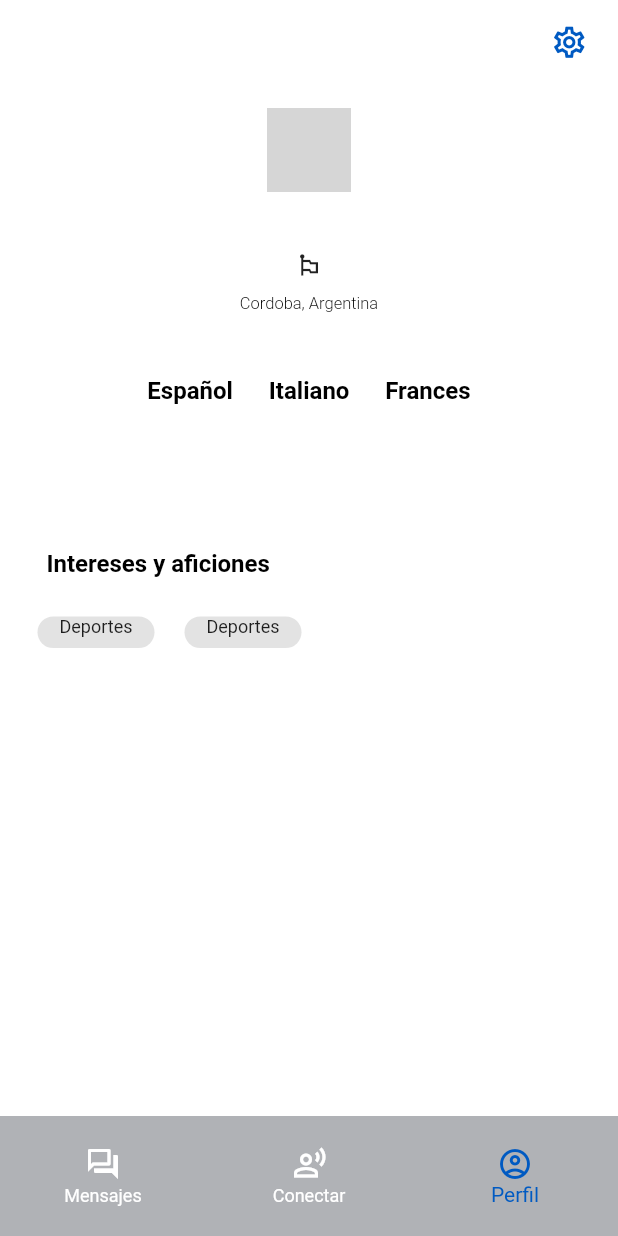
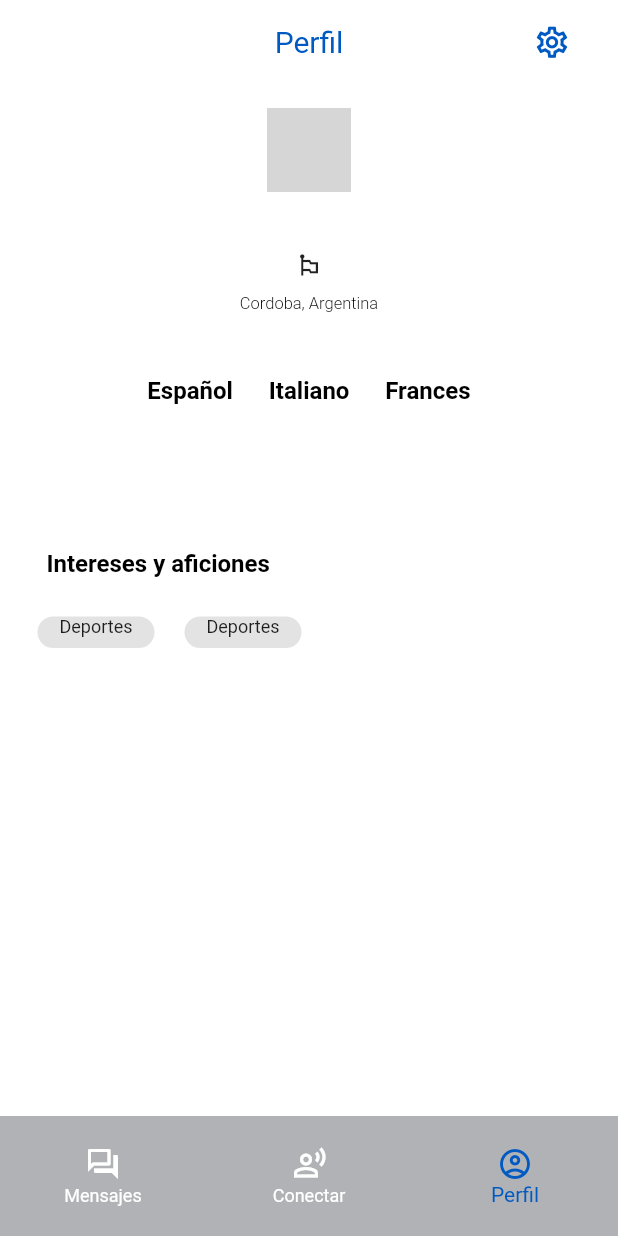
Before and after one commit to No-Country/c9-49-m-flutter, a Flutter app: the HomeScreen screen opened directly with empty values, item 3 of the bottom bar chosen, on a phone screen of 412 x 824 dp. Run offline on Flutter 3.47's test engine with Material 2 defaults, Android fonts, the phone set to English and light mode, and no system bars; our stand-ins replace cloud_firestore, firebase_auth, firebase_core, firebase_storage, flutter_svg, google_sign_in and 1 more; missing offline and left inert: stream_chat_flutter; accounts and stored records are empty; network calls fail; project files that could hold a hidden picture were left out; grey boxes are pictures that could not be loaded.

Commit message:
Move home scaffold to every page

```diff
--- a/lib/screens/Chat/chat_screen.dart
+++ b/lib/screens/Chat/chat_screen.dart
@@ -52,7 +52,22 @@ class _ChannelListPageState extends State<ChannelListPage> {
 
   @override
   Widget build(BuildContext context) {
-    return StreamChannelListView(
+    return Scaffold(
+        appBar: AppBar(
+            leading: const SizedBox(),
+            title: const Text(
+              "Conversaciones",
+              style: TextStyle(
+                  fontSize: 20.0,
+                  fontWeight: FontWeight.w500,
+                  color: Color.fromRGBO(0, 90, 194, 1)),
+            ),
+            centerTitle: true,
+            backgroundColor: Colors.white,
+            elevation: 0),
+        body: Container(
+          color: Colors.white,
+          child: StreamChannelListView(
             controller: _listController,
             itemBuilder: _channelTileBuilder,
             emptyBuilder: _emptyBuilder,
@@ -68,7 +83,8 @@ class _ChannelListPageState extends State<ChannelListPage> {
                 ),
               );
             },
-    );
+          ),
+        ));
   }
 
   Widget _emptyBuilder(BuildContext context) {
--- a/lib/screens/Connect/connect_screen.dart
+++ b/lib/screens/Connect/connect_screen.dart
@@ -63,7 +63,22 @@ class _UserListPageState extends State<UserListPage> {
       ],
     );
 
-    return RefreshIndicator(
+    return Scaffold(
+        appBar: AppBar(
+            leading: const SizedBox(),
+            title: const Text(
+              "Buscar compañeros",
+              style: TextStyle(
+                  fontSize: 20.0,
+                  fontWeight: FontWeight.w500,
+                  color: Color.fromRGBO(0, 90, 194, 1)),
+            ),
+            centerTitle: true,
+            backgroundColor: Colors.white,
+            elevation: 0),
+        body: Container(
+          color: Colors.white,
+          child: RefreshIndicator(
             onRefresh: () => userListController.refresh(),
             child: StreamUserListView(
               controller: userListController,
@@ -137,7 +152,8 @@ class _UserListPageState extends State<UserListPage> {
                       Row(children: [
                         Text(nativeLangText,
                             style: const TextStyle(
-                          fontSize: 13.0, color: LightModeColors.grayColor)),
+                                fontSize: 13.0,
+                                color: LightModeColors.grayColor)),
                         const SizedBox(
                           width: 10.0,
                         ),
@@ -151,13 +167,15 @@ class _UserListPageState extends State<UserListPage> {
                         ),
                         Text(targetLangText,
                             style: const TextStyle(
-                          fontSize: 13.0, color: LightModeColors.blackColor))
+                                fontSize: 13.0,
+                                color: LightModeColors.blackColor))
                       ])
                     ],
                   ),
                 );
               },
             ),
-    );
+          ),
+        ));
   }
 }
--- a/lib/screens/Home/home_screen.dart
+++ b/lib/screens/Home/home_screen.dart
@@ -7,14 +7,6 @@ import '../Profile/profile_screen.dart';
 
 // Types:
 import '../../types/user.dart';
-
-class Page {
-  final Widget screen;
-  final String title;
-  final Widget icon;
-
-  const Page({required this.screen, required this.title, required this.icon});
-}
 
 class HomeScreen extends StatefulWidget {
   final UserInDB user;
@@ -29,57 +21,17 @@ class _HomeScreenState extends State<HomeScreen> {
 
   @override
   Widget build(BuildContext context) {
-    final List<Page> pages = [
-      const Page(
-        screen: ChatScreen(),
-        title: "Conversaciones",
-        icon: SizedBox(
-          width: 25.0,
-          height: 25.0,
-        ),
+    final List<Widget> pages = [
+      const ChatScreen(),
+      ConnectScreen(
+        user: widget.user,
       ),
-      Page(
-        screen: ConnectScreen(
-          user: widget.user,
-        ),
-        title: "Buscar compañeros",
-        icon: const SizedBox(
-          width: 25.0,
-          height: 25.0,
-        ),
-      ),
-      Page(
-        screen: ProfileScreen(user: widget.user),
-        title: "",
-        icon: const Icon(
-          Icons.settings_outlined,
-          color: Color.fromRGBO(0, 90, 194, 1),
-          size: 25.0,
-        ),
-      ),
+      ProfileScreen(user: widget.user),
     ];
     final page = pages[currentPage];
-    final pageTitle = page.title;
-    final actionIcon = page.icon;
 
     return Scaffold(
-      appBar: AppBar(
-          leading: const SizedBox(),
-          title: Text(
-            pageTitle,
-            style: const TextStyle(
-                fontSize: 20.0,
-                fontWeight: FontWeight.w500,
-                color: Color.fromRGBO(0, 90, 194, 1)),
-          ),
-          actions: [
-            Container(
-                margin: const EdgeInsets.only(right: 20), child: actionIcon)
-          ],
-          centerTitle: true,
-          backgroundColor: Colors.white,
-          elevation: 0),
-      body: page.screen,
+      body: page,
       bottomNavigationBar: Container(
         padding: const EdgeInsets.symmetric(vertical: 12.0),
         color: const Color.fromRGBO(176, 178, 182, 1),
--- a/lib/screens/Profile/profile_screen.dart
+++ b/lib/screens/Profile/profile_screen.dart
@@ -1,7 +1,6 @@
+import 'package:flutter/material.dart';
 import 'dart:io';
-import 'package:firebase_auth/firebase_auth.dart';
 import 'package:firebase_storage/firebase_storage.dart';
-import 'package:flutter/material.dart';
 import 'package:image_picker/image_picker.dart';
 
 // Types:
@@ -50,16 +49,35 @@ class _ProfileScreenState extends State<ProfileScreen> {
     final String name = widget.user.name;
     final String image = widget.user.image;
     const String country = 'Cordoba, Argentina';
-    // const List<Language> languages = const [
-    //   Language(name: 'español', level: 4),
-    //   Language(name: 'Italiano', level: 3),
-    //   Language(name: 'Frances', level: 2)
-    // ];
 
     final String description = widget.user.userDescription;
-    final List<dynamic> hobbies = widget.user.hobbies;
+    // final List<dynamic> hobbies = widget.user.hobbies;
 
-    return Container(
+    return Scaffold(
+      appBar: AppBar(
+          leading: const SizedBox(),
+          title: const Text(
+            "Perfil",
+            style: TextStyle(
+                fontSize: 20.0,
+                fontWeight: FontWeight.w500,
+                color: Color.fromRGBO(0, 90, 194, 1)),
+          ),
+          actions: [
+            Container(
+                margin: const EdgeInsets.only(right: 20),
+                child: IconButton(
+                    onPressed: _secondView,
+                    icon: const Icon(
+                      Icons.settings_outlined,
+                      color: Color.fromRGBO(0, 90, 194, 1),
+                      size: 25.0,
+                    )))
+          ],
+          centerTitle: true,
+          backgroundColor: Colors.white,
+          elevation: 0),
+      body: Container(
         color: Colors.white,
         padding: const EdgeInsets.only(left: 15, top: 16, right: 15),
         child: ListView(
@@ -120,12 +138,12 @@ class _ProfileScreenState extends State<ProfileScreen> {
                 size: 18,
               ),
             ),
-          Padding(
-            padding: const EdgeInsets.all(10.0),
+            const Padding(
+              padding: EdgeInsets.all(10.0),
               child: Text(
                 country,
                 textAlign: TextAlign.center,
-              style: const TextStyle(
+                style: TextStyle(
                     color: Colors.black,
                     fontSize: 11.0,
                     fontWeight: FontWeight.w200),
@@ -175,7 +193,8 @@ class _ProfileScreenState extends State<ProfileScreen> {
                     ),
                     child: const Text(
                       'Deportes',
-                    style: TextStyle(fontSize: 12, fontWeight: FontWeight.w400),
+                      style:
+                          TextStyle(fontSize: 12, fontWeight: FontWeight.w400),
                       textAlign: TextAlign.center,
                     ),
                   ),
@@ -189,7 +208,8 @@ class _ProfileScreenState extends State<ProfileScreen> {
                     ),
                     child: const Text(
                       'Deportes',
-                    style: TextStyle(fontSize: 12, fontWeight: FontWeight.w400),
+                      style:
+                          TextStyle(fontSize: 12, fontWeight: FontWeight.w400),
                       textAlign: TextAlign.center,
                     ),
                   ),
@@ -198,6 +218,7 @@ class _ProfileScreenState extends State<ProfileScreen> {
             })
           ],
         ),
+      ),
     );
   }
 }
```
Lines whose indentation alone changed are shown as unchanged.
